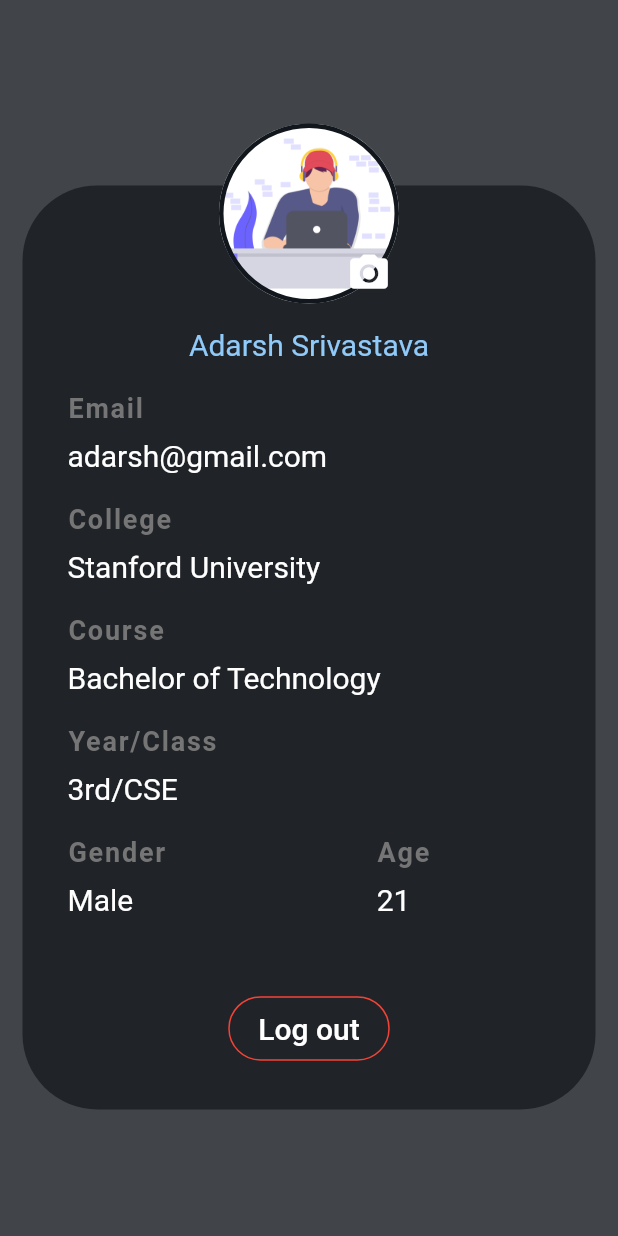
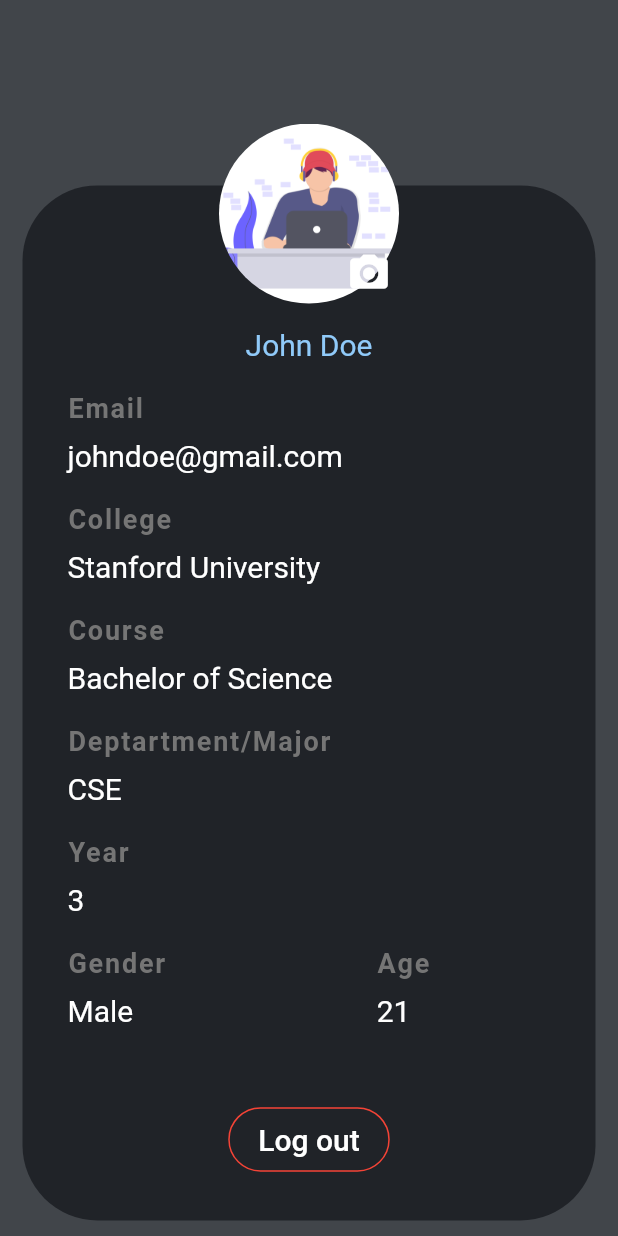
Before and after one commit to avinashkranjan/Friday, a Flutter app: the ProfileScreen screen opened directly, on a phone screen of 412 x 824 dp. Run offline on Flutter 3.47's test engine with Material 2 defaults, Android fonts, the phone set to English and light mode, and no system bars; our stand-ins replace firebase_auth, firebase_core, flutter_icons, flutter_svg, fluttertoast; accounts and stored records are empty.

Commit message:
Adds User Model and UserInfoServices

```diff
--- /dev/null
+++ b/lib/models/users.dart
@@ -0,0 +1,86 @@
+import 'package:flutter/cupertino.dart';
+
+enum Gender { Male, Female, Other }
+
+class Users {
+  String uid, name, email, profilePictureUrl, university, course, department;
+  int age, year;
+  Gender gender;
+
+  Users({
+    this.uid,
+    @required this.name,
+    @required this.email,
+  this.profilePictureUrl,
+    @required this.university,
+    @required this.course,
+    @required this.year,
+    @required this.department,
+    @required this.age,
+    @required this.gender,
+  });
+
+  factory Users.fromJson(_snapshot) {
+    //DocumentSnapshot
+    Map<String, dynamic> json = _snapshot.data();
+    Gender _gender = stringToEnum(json["gender"]);
+    return new Users(
+      uid: json["uid"],
+      name: json["name"],
+      email: json["email"],
+      profilePictureUrl: json["profilePictureUrl"],
+      university: json["university"],
+      course: json["course"],
+      year: json["year"],
+      department: json["department"],
+      age: json["age"],
+      gender: _gender,
+    );
+  }
+
+  Map<String, dynamic> toJson() {
+    String _gen = enumToString(gender);
+    return {
+      "name": name,
+      "email": email,
+      "profilePictureUrl": profilePictureUrl,
+      "university": university,
+      "course": course,
+      "year": year,
+      "department": department,
+      "age": age,
+      "gender": _gen,
+    };
+  }
+}
+
+// Function to convert Gender enum to String
+String enumToString(Gender _gen) {
+  switch (_gen) {
+    case Gender.Male:
+      return "Male";
+      break;
+    case Gender.Female:
+      return "Female";
+      break;
+    default:
+      return "Other";
+      break;
+  }
+}
+
+// Function to convert Gender enum to String
+Gender stringToEnum(String _gen) {
+  switch (_gen) {
+    case "Male":
+      return Gender.Male;
+      break;
+    case "Female":
+      return Gender.Female;
+
+      break;
+    default:
+      return Gender.Other;
+      break;
+  }
+}
--- a/lib/screens/profile_screen.dart
+++ b/lib/screens/profile_screen.dart
@@ -1,6 +1,9 @@
 import 'package:class_manager/constants.dart';
+import 'package:class_manager/models/users.dart';
 import 'package:class_manager/services/authentication.dart';
+import 'package:class_manager/services/user_info_services.dart';
 import 'package:flutter/material.dart';
+import 'package:provider/provider.dart';
 
 class ProfileScreen extends StatefulWidget {
   @override
@@ -14,7 +17,11 @@ class _ProfileScreenState extends State<ProfileScreen> {
       backgroundColor: Theme.of(context).backgroundColor.withOpacity(0.8),
       body: SingleChildScrollView(
         physics: AlwaysScrollableScrollPhysics(parent: BouncingScrollPhysics()),
-        child: Stack(
+        child: Consumer<UserInfoServices>(
+          builder: (context, userInfo, _) {
+            Users _user;
+            if (userInfo.hasData) _user = userInfo.user;
+            return Stack(
               alignment: Alignment.center,
               children: [
                 Column(
@@ -37,7 +44,7 @@ class _ProfileScreenState extends State<ProfileScreen> {
                             child: FittedBox(
                               fit: BoxFit.fitWidth,
                               child: Text(
-                            "Adarsh Srivastava",
+                                userInfo.hasData ? _user.name : "Loading...",
                                 style: TextStyle(
                                   fontSize: 20,
                                   color: Colors.blue[200],
@@ -46,20 +53,49 @@ class _ProfileScreenState extends State<ProfileScreen> {
                             ),
                           ),
                           SizedBox(height: 20),
-                      buildDetails("Email", "adarsh@gmail.com"),
+                          buildDetails(
+                            "Email",
+                            userInfo.hasData ? _user.email : "Loading...",
+                          ),
                           SizedBox(height: 20),
-                      buildDetails("College", "Stanford University"),
+                          buildDetails(
+                            "College",
+                            userInfo.hasData ? _user.university : "Loading...",
+                          ),
                           SizedBox(height: 20),
-                      buildDetails("Course", "Bachelor of Technology"),
+                          buildDetails(
+                            "Course",
+                            userInfo.hasData ? _user.course : "Loading...",
+                          ),
                           SizedBox(height: 20),
-                      buildDetails("Year/Class", "3rd/CSE"),
+                          buildDetails(
+                            "Deptartment/Major",
+                            userInfo.hasData ? _user.department : "Loading...",
+                          ),
+                          SizedBox(height: 20),
+                          buildDetails(
+                            "Year",
+                            userInfo.hasData
+                                ? _user.year.toString()
+                                : "Loading...",
+                          ),
                           SizedBox(height: 20),
                           Row(
                             mainAxisAlignment: MainAxisAlignment.spaceBetween,
                             children: [
-                          buildDetails("Gender", "Male"),
+                              buildDetails(
+                                "Gender",
+                                userInfo.hasData
+                                    ? enumToString(_user.gender)
+                                    : "Loading...",
+                              ),
                               SizedBox(width: 20),
-                          buildDetails("Age", "21"),
+                              buildDetails(
+                                "Age",
+                                userInfo.hasData
+                                    ? _user.age.toString()
+                                    : "Loading...",
+                              ),
                               SizedBox(width: 20),
                             ],
                           ),
@@ -96,19 +132,14 @@ class _ProfileScreenState extends State<ProfileScreen> {
                 ),
                 Positioned(
                   top: 0.1 * MediaQuery.of(context).size.height,
-              child: Container(
-                height: profilePictureDiameter,
-                width: profilePictureDiameter,
-                decoration: BoxDecoration(
-                  color: Colors.transparent,
-                  borderRadius: BorderRadius.circular(profilePictureDiameter),
-                  image: DecorationImage(
-                    image: AssetImage("assets/images/profile_pic.jpg"),
-                    fit: BoxFit.cover,
-                  ),
-                  border: Border.all(
-                      color: Theme.of(context).backgroundColor, width: 3),
-                ),
+                  child: CircleAvatar(
+                    radius: profilePictureDiameter / 2,
+                    backgroundImage:
+                        userInfo.hasData && (_user.profilePictureUrl != null)
+                            ? NetworkImage(_user.profilePictureUrl)
+                            : AssetImage("assets/images/profile_pic.jpg"),
+                    backgroundColor: Colors.transparent,
+                    foregroundColor: Theme.of(context).backgroundColor,
                   ),
                 ),
                 Positioned(
@@ -123,6 +154,8 @@ class _ProfileScreenState extends State<ProfileScreen> {
                   ),
                 ),
               ],
+            );
+          },
         ),
       ),
     );
--- /dev/null
+++ b/lib/services/user_info_services.dart
@@ -0,0 +1,25 @@
+import 'package:class_manager/models/users.dart';
+import 'package:flutter/material.dart';
+
+// TODO: Update it when connected with Firestore
+class UserInfoServices extends ChangeNotifier {
+  Users _user = // For testing Purpose
+      Users(
+    name: "John Doe",
+    email: "johndoe@gmail.com",
+    university: "Stanford University",
+    course: "Bachelor of Science",
+    year: 3,
+    department: "CSE",
+    age: 21,
+    gender: Gender.Male,
+  );
+  bool hasData = true;
+
+  Users get user => _user;
+  // TODO: Implement this
+  Future<void> fetchUserDetails() async {
+    // Write the code to fetch from Firestore Collection `users`
+    notifyListeners();
+  }
+}
--- a/pubspec.yaml
+++ b/pubspec.yaml
@@ -13,6 +13,7 @@ dependencies:
     sdk: flutter
 
   intl: ^0.16.1
+  provider: ^4.3.3
   fluttertoast: ^7.1.6
   flutter_svg: ^0.19.0
   flutter_icons: ^1.1.0
```
Also changed, not shown: lib/main.dart (+11 -1 lines), lib/services/user_db_services.dart (added, +9 -0 lines), pubspec.lock. Lines whose indentation alone changed are shown as unchanged.
